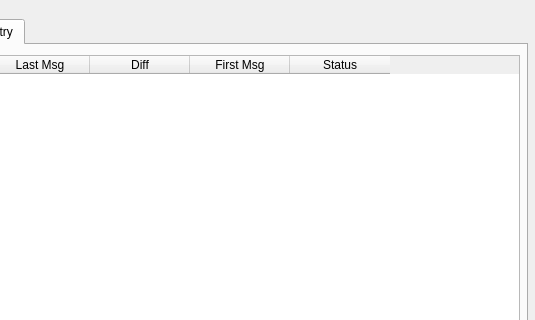
Qt form ros-cslam/src/cslam_diagnostics/ui/diagnostics_ui.ui (duckietown/duckietown-cslam) before a commit; both pictures show x 135 to 670 and y 0 to 320 of the 670 by 547 pixel window.
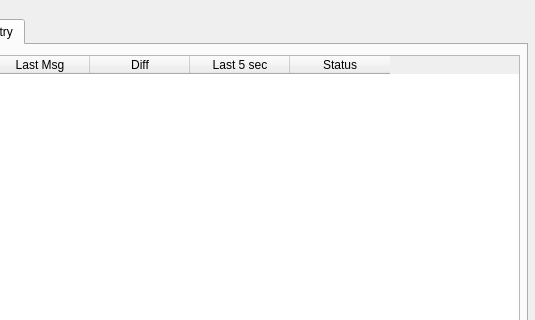
The same form after that commit.

Commit message: Last 5 seconds column added

Diff of the .ui file:
```diff
--- a/ros-cslam/src/cslam_diagnostics/ui/diagnostics_ui.ui
+++ b/ros-cslam/src/cslam_diagnostics/ui/diagnostics_ui.ui
@@ -96,7 +96,7 @@
       </column>
       <column>
        <property name="text">
-        <string>First Msg</string>
+        <string>Last 5 sec</string>
        </property>
       </column>
       <column>
```
Left out of the diff: 4 changed lines with no effect on the pictures. The commit also changes 2 other files.
